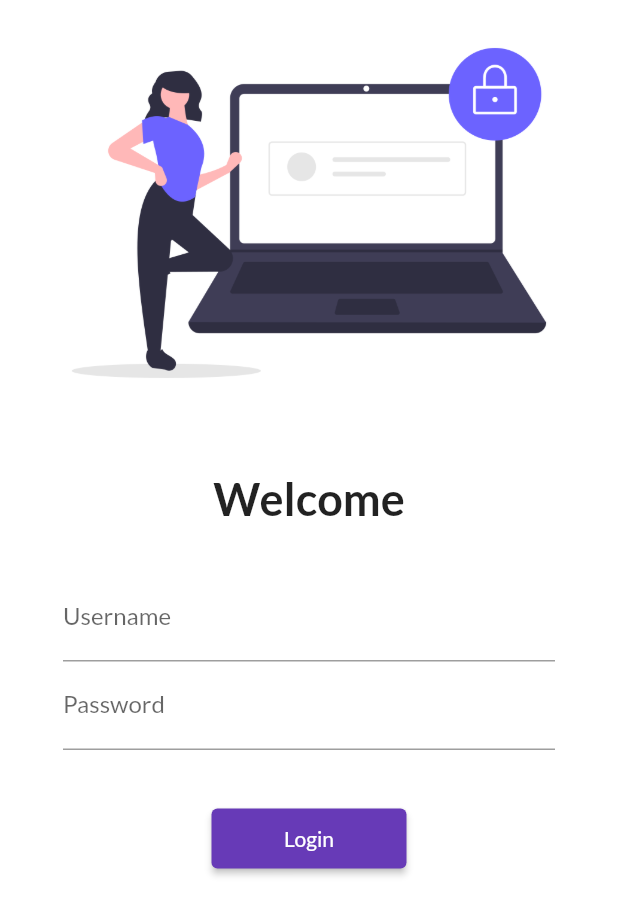
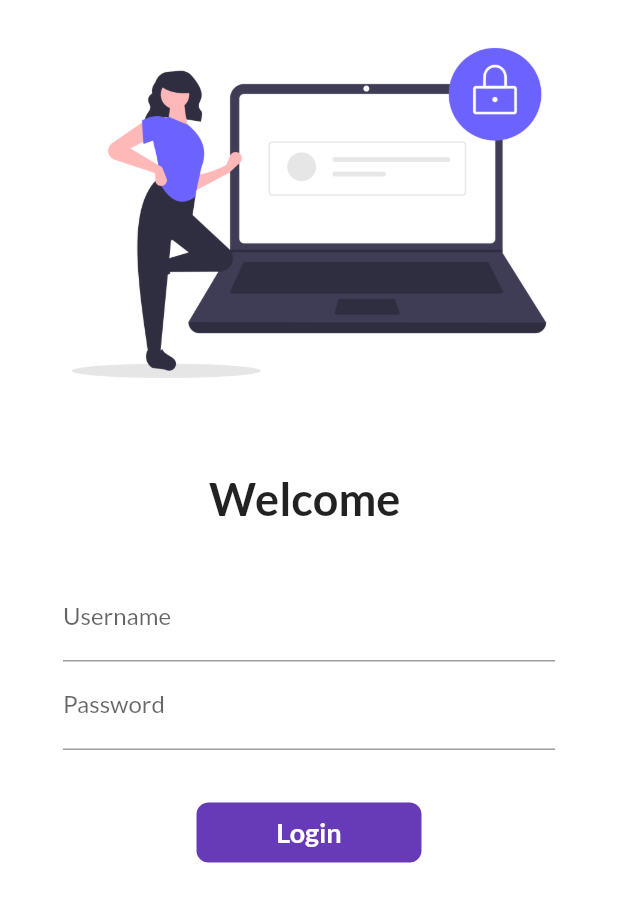
Before and after one commit to reyan1243/flutter_basic, a Flutter app: the screen it shows after launch, on a phone screen of 412 x 824 dp. Shown: the top 915 px of the screen. Run offline on Flutter 3.47's test engine with Material 2 defaults, Android fonts, the phone set to English and light mode, and no system bars; our stand-ins replace google_fonts.

Commit message:
day6 completed

```diff
--- a/flutter_application_1/lib/pages/login_page.dart
+++ b/flutter_application_1/lib/pages/login_page.dart
@@ -1,9 +1,18 @@
 import 'package:flutter/material.dart';
 import 'package:flutter_application_1/utils/routes.dart';
 
-class LoginPage extends StatelessWidget {
+class LoginPage extends StatefulWidget {
+  @override
+  State<LoginPage> createState() => _LoginPageState();
+}
+
+class _LoginPageState extends State<LoginPage> {
+  String name = "";
+  bool changeButton = false;
+
   @override
   Widget build(BuildContext context) {
+
     return Material(
       color: Colors.white,
       child: SingleChildScrollView(
@@ -18,7 +27,7 @@ class LoginPage extends StatelessWidget {
               height: 30,
             ),
             Text(
-              "Welcome",
+              "Welcome $name",
               style: TextStyle(
                 fontSize: 30,
                 fontWeight: FontWeight.bold,
@@ -37,6 +46,10 @@ class LoginPage extends StatelessWidget {
                   TextFormField(
                     decoration: InputDecoration(
                         hintText: "Enter username", labelText: "Username"),
+                    onChanged: (str) {
+                      name = str;
+                      setState(() {});
+                    },
                   ),
                   TextFormField(
                     obscureText: true,
@@ -48,13 +61,46 @@ class LoginPage extends StatelessWidget {
                   SizedBox(
                     height: 35,
                   ),
-                  ElevatedButton(
-                    onPressed: () {
+                  InkWell(
+                    onTap: () async {
+                      setState(() {
+                        changeButton = true;
+                      });
+                      await Future.delayed(Duration(seconds: 1));
                       Navigator.pushNamed(context, MyRoutes.homeRoute);
                     },
-                    child: Text("Login"),
-                    style: TextButton.styleFrom(minimumSize: Size(130, 40)),
+                    child: AnimatedContainer(
+                      duration: Duration(milliseconds:750 ),
+                      height: changeButton ? 50 : 40,
+                      width: changeButton ? 50 : 150,
+                      alignment: Alignment.center,
+                      decoration: BoxDecoration(
+                        color: Colors.deepPurple,
+                        borderRadius:
+                            BorderRadius.circular(changeButton ? 50 : 8),
+                      ),
+                      child: changeButton
+                          ? Icon(
+                              Icons.done,
+                              color: Colors.white,
+                            )
+                          : Text(
+                              "Login",
+                              style: TextStyle(
+                                color: Colors.white,
+                                fontWeight: FontWeight.bold,
+                                fontSize: 18,
+                              ),
+                            ),
+                    ),
                   )
+                  // ElevatedButton(
+                  //   onPressed: () {
+                  //     Navigator.pushNamed(context, MyRoutes.homeRoute);
+                  //   },
+                  //   child: Text("Login"),
+                  //   style: TextButton.styleFrom(minimumSize: Size(130, 40)),
+                  // )
                 ],
               ),
             ),
```
